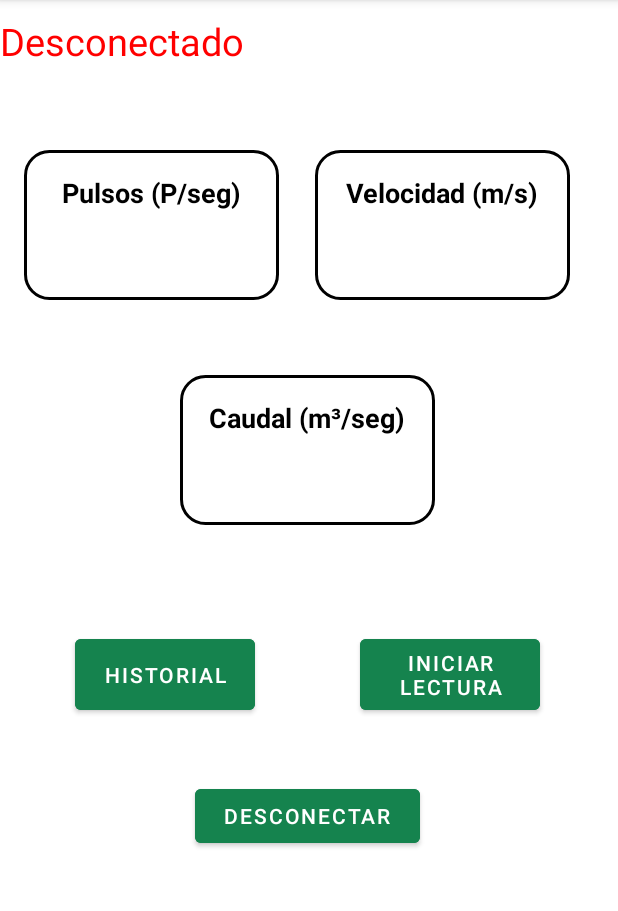
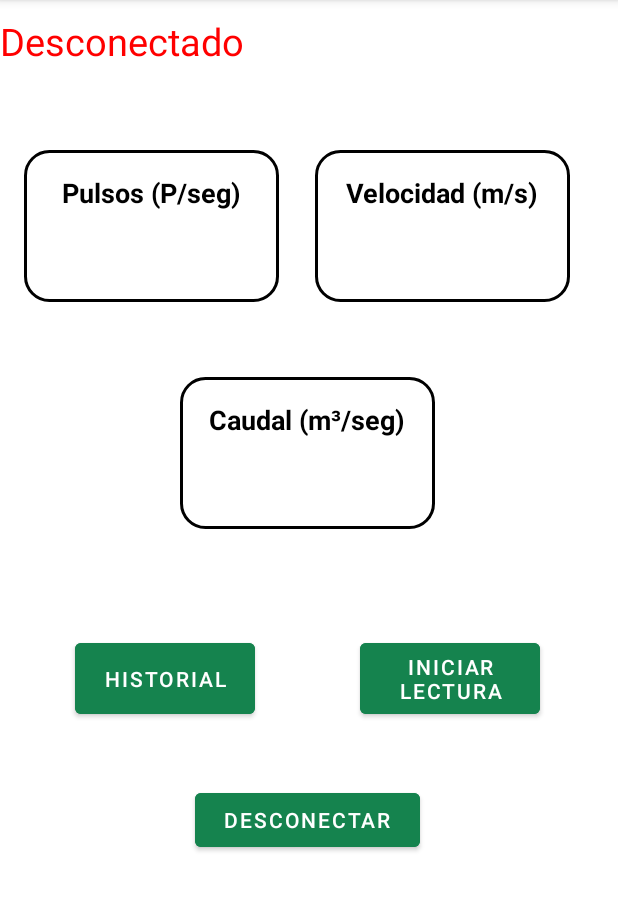
Before and after one commit to AlexanderPasso/App_correntometro, an Android app: the MainActivity screen opened directly, with no data from a screen before it, on a phone screen of 412 x 824 dp, the part 84-995 px from its top. Run offline under Robolectric (Android 15) with nearby library versions, the phone set to English and light mode, and no system bars; 6 statements that could not run were skipped.

Commit message:
Aplicación completa V1

```diff
--- a/app/src/main/java/com/yeinerdpajaro/correntometro/DatesHistorical.kt
+++ b/app/src/main/java/com/yeinerdpajaro/correntometro/DatesHistorical.kt
@@ -3,6 +3,7 @@ package com.yeinerdpajaro.correntometro
 import androidx.appcompat.app.AppCompatActivity
 import android.os.Bundle
 import android.os.Environment
+import android.widget.TextView
 import android.widget.Toast
 import androidx.recyclerview.widget.LinearLayoutManager
 import androidx.recyclerview.widget.RecyclerView
--- a/app/src/main/java/com/yeinerdpajaro/correntometro/MainActivity.kt
+++ b/app/src/main/java/com/yeinerdpajaro/correntometro/MainActivity.kt
@@ -12,6 +12,7 @@ import android.bluetooth.BluetoothSocket
 import android.content.Intent
 import android.os.Environment
 import android.util.Log
+import android.util.TypedValue
 import android.view.Menu
 import android.view.MenuItem
 import android.widget.ArrayAdapter
@@ -59,6 +60,34 @@ class MainActivity : AppCompatActivity() {
         val BtnDesconectar = findViewById<Button>(R.id.btnDesconectar)
         val BtnHistorial = findViewById<Button>(R.id.BtnHistorial)
         val BtnGuardarDatos = findViewById<Button>(R.id.BtnGuardarDatos)
+
+
+        /*val txtPulsosView = findViewById<TextView>(R.id.titulo1)
+        val txtVelocidadView = findViewById<TextView>(R.id.titulo2)
+        val txtCaudalView = findViewById<TextView>(R.id.titulo3)
+
+        val txtPulsos = findViewById<TextView>(R.id.textPulsos)
+        val txtVelocidad = findViewById<TextView>(R.id.Textvelocidad)
+        val txtCaudal = findViewById<TextView>(R.id.Textcaudal)
+
+        val textEstado = findViewById<TextView>(R.id.texEstado)
+
+
+        txtPulsosView.setTextSize(TypedValue.COMPLEX_UNIT_PX, 50F)
+        txtVelocidadView.setTextSize(TypedValue.COMPLEX_UNIT_PX, 50F)
+        txtCaudalView.setTextSize(TypedValue.COMPLEX_UNIT_PX, 50F)
+
+        txtPulsos.setTextSize(TypedValue.COMPLEX_UNIT_PX, 50F)
+        txtVelocidad.setTextSize(TypedValue.COMPLEX_UNIT_PX, 50F)
+        txtCaudal.setTextSize(TypedValue.COMPLEX_UNIT_PX, 50F)
+
+        textEstado.setTextSize(TypedValue.COMPLEX_UNIT_PX, 50F)
+
+        BtnDesconectar.setTextSize(TypedValue.COMPLEX_UNIT_PX, 35F)
+        BtnHistorial.setTextSize(TypedValue.COMPLEX_UNIT_PX, 35F)
+        BtnGuardarDatos.setTextSize(TypedValue.COMPLEX_UNIT_PX, 35F)*/
+
+
 
 
         m_address = intent.getStringExtra(BluetoothActivity.EXTRA_ADDRESS).toString()
--- a/app/src/main/res/layout/activity_historial.xml
+++ b/app/src/main/res/layout/activity_historial.xml
@@ -34,7 +34,7 @@
                 android:layout_marginLeft = "4dp">
 
                 <TextView
-                    android:id="@+id/textView"
+                    android:id="@+id/textViewPulso"
                      android:layout_height="wrap_content"
                     android:layout_width = "match_parent"
                     android:layout_marginBottom = "2dp"
--- a/app/src/main/res/layout/activity_main.xml
+++ b/app/src/main/res/layout/activity_main.xml
@@ -1,18 +1,21 @@
 <?xml version="1.0" encoding="utf-8"?>
-<androidx.constraintlayout.widget.ConstraintLayout  xmlns:android="http://schemas.android.com/apk/res/android"
+<ScrollView xmlns:android="http://schemas.android.com/apk/res/android"
     xmlns:app="http://schemas.android.com/apk/res-auto"
     xmlns:tools="http://schemas.android.com/tools"
     android:layout_width="match_parent"
+    android:layout_height="wrap_content">
+
+    <LinearLayout
+        android:layout_width="match_parent"
         android:layout_height="match_parent"
+        android:orientation="vertical"
         tools:context=".MainActivity">
 
 
-
         <RelativeLayout
+            android:id="@+id/screen_home"
             android:layout_width="match_parent"
-        android:layout_height="match_parent"
-        android:orientation="horizontal"
-        android:id="@+id/screen_home">
+            android:layout_height="match_parent">
 
             <LinearLayout
                 android:id="@+id/layaoutText"
@@ -26,6 +29,7 @@
                     android:layout_height="wrap_content"
                     android:layout_marginTop="10dp"
                     android:text="Desconectado"
+                    android:autoSizeTextType="none"
                     android:textColor="#FF0000"
                     android:textSize="25dp" />
 
@@ -44,7 +48,7 @@
                 <LinearLayout
                     android:id="@+id/rectangulo2"
                     android:layout_width="170dp"
-                android:layout_height="100dp"
+                    android:layout_height="wrap_content"
                     android:layout_below="@+id/rectangulo1"
                     android:layout_alignParentStart="false"
                     android:layout_centerHorizontal="true"
@@ -66,17 +70,17 @@
                         android:textColor="@android:color/black"
                         android:textSize="18sp"
                         android:textStyle="bold"
-                    app:autoSizeTextType="uniform" />
+                        app:autoSizeTextType="none" />
 
                     <TextView
                         android:id="@+id/textPulsos"
                         android:layout_width="match_parent"
                         android:layout_height="wrap_content"
+                        android:layout_marginTop="10dp"
                         android:text=""
                         android:textAlignment="center"
                         android:textColor="@android:color/black"
                         android:textSize="25sp"
-                    android:layout_marginTop="10dp"
                         app:autoSizeTextType="uniform" />
                 </LinearLayout>
 
@@ -85,7 +89,7 @@
                 <LinearLayout
                     android:id="@+id/rectangulo1"
                     android:layout_width="170dp"
-                android:layout_height="100dp"
+                    android:layout_height="wrap_content"
                     android:layout_alignParentEnd="true"
                     android:layout_centerHorizontal="true"
                     android:layout_marginStart="8dp"
@@ -106,17 +110,17 @@
                         android:textColor="@android:color/black"
                         android:textSize="18sp"
                         android:textStyle="bold"
-                    app:autoSizeTextType="uniform" />
+                        app:autoSizeTextType="none" />
 
                     <TextView
                         android:id="@+id/Textvelocidad"
                         android:layout_width="match_parent"
                         android:layout_height="wrap_content"
+                        android:layout_marginTop="10dp"
                         android:text=""
                         android:textAlignment="center"
                         android:textColor="@android:color/black"
                         android:textSize="25sp"
-                    android:layout_marginTop="10dp"
                         app:autoSizeTextType="uniform" />
                 </LinearLayout>
 
@@ -137,7 +141,7 @@
                 <LinearLayout
                     android:id="@+id/rectangulo3"
                     android:layout_width="170dp"
-                android:layout_height="100dp"
+                    android:layout_height="wrap_content"
                     android:layout_alignParentEnd="true"
                     android:layout_centerHorizontal="true"
                     android:layout_marginStart="120dp"
@@ -157,17 +161,17 @@
                         android:textColor="@android:color/black"
                         android:textSize="18sp"
                         android:textStyle="bold"
-                    app:autoSizeTextType="uniform" />
+                        android:autoSizeTextType="none" />
 
                     <TextView
                         android:id="@+id/Textcaudal"
                         android:layout_width="match_parent"
                         android:layout_height="wrap_content"
+                        android:layout_marginTop="10dp"
                         android:text=""
                         android:textAlignment="center"
                         android:textColor="@android:color/black"
                         android:textSize="25sp"
-                    android:layout_marginTop="10dp"
                         app:autoSizeTextType="uniform" />
                 </LinearLayout>
 
@@ -178,8 +182,8 @@
                 android:layout_width="match_parent"
                 android:layout_height="wrap_content"
                 android:layout_below="@+id/layout_caudal"
-            android:orientation="horizontal"
-            android:layout_marginTop="70dp">
+                android:layout_marginTop="70dp"
+                android:orientation="horizontal">
 
                 <LinearLayout
                     android:layout_width="match_parent"
@@ -187,9 +191,9 @@
                     android:layout_centerHorizontal="true">
 
                     <Button
+                        android:id="@+id/BtnHistorial"
                         android:layout_width="120dp"
                         android:layout_height="match_parent"
-                    android:id="@+id/BtnHistorial"
                         android:layout_marginStart="50dp"
                         android:backgroundTint="@color/green_inicio"
                         android:text="@string/history_button"
@@ -198,10 +202,10 @@
                     </Button>
 
                     <Button
+                        android:id="@+id/BtnGuardarDatos"
                         android:layout_width="120dp"
                         android:layout_height="match_parent"
                         android:layout_marginStart="70dp"
-                    android:id="@+id/BtnGuardarDatos"
                         android:backgroundTint="@color/green_inicio"
                         android:text="@string/save_date_button"
                         android:textColor="@color/white">
@@ -218,8 +222,8 @@
                 android:layout_width="match_parent"
                 android:layout_height="wrap_content"
                 android:layout_below="@+id/layout_caudal"
-            android:orientation="horizontal"
-            android:layout_marginTop="170dp">
+                android:layout_marginTop="170dp"
+                android:orientation="horizontal">
 
                 <LinearLayout
                     android:layout_width="match_parent"
@@ -246,8 +250,8 @@
                     android:layout_width="match_parent"
                     android:layout_height="wrap_content"
                     android:layout_below="@+id/layout_botones"
-                android:orientation="horizontal"
-                android:layout_marginTop="10dp">
+                    android:layout_marginTop="10dp"
+                    android:orientation="horizontal">
 
                     <Spinner
                         android:id="@+id/menu_spinner"
@@ -263,4 +267,5 @@
 
         </RelativeLayout>
 
-</androidx.constraintlayout.widget.ConstraintLayout>
+    </LinearLayout>
+</ScrollView>
```
Also changed, not shown: app/src/main/java/com/yeinerdpajaro/correntometro/Historial.kt (+20 -0 lines), app/src/main/res/layout/activity_acerca_de.xml (+21 -16 lines), app/src/main/res/layout/activity_bluetooth.xml (+15 -12 lines). Lines whose indentation alone changed are shown as unchanged.
